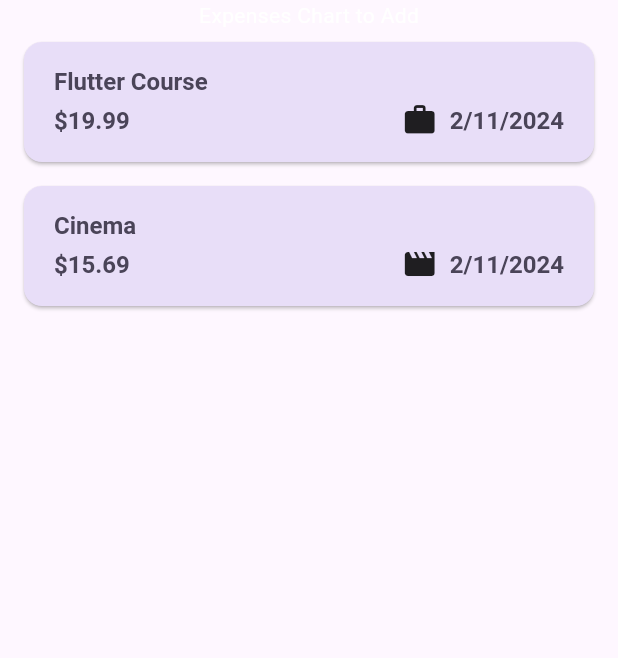
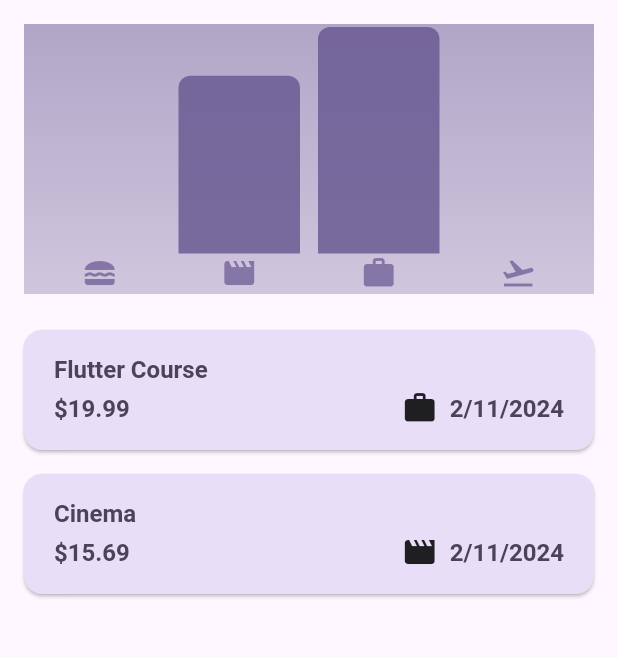
Before and after one commit to Md-Shoyab/Expense-tracker, a Flutter app: the screen it shows after launch, on a phone screen of 412 x 824 dp, the part 84-742 px from its top. Run offline on Flutter 3.47's test engine with Material 3 defaults, Android fonts, the phone set to English and light mode, and no system bars.

Commit message:
Fix Overflow Errors in Chart Class

```diff
--- a/lib/widgets/chart/chart.dart
+++ b/lib/widgets/chart/chart.dart
@@ -41,7 +41,7 @@ class Chart extends StatelessWidget {
         vertical: 2.0,
       ),
       width: double.infinity,
-      height: 20.0,
+      height: 180.0,
       decoration: BoxDecoration(
         gradient: LinearGradient(
           colors: [
--- a/lib/widgets/expenses.dart
+++ b/lib/widgets/expenses.dart
@@ -1,7 +1,9 @@
+import 'package:flutter/material.dart';
+
+import 'package:expense_trackers/models/expense.dart';
+import 'package:expense_trackers/widgets/chart/chart.dart';
+import 'package:expense_trackers/widgets/expenses_list/new_expense.dart';
 import 'package:expense_trackers/widgets/expenses_list/expenses_list.dart';
-import 'package:expense_trackers/models/expense.dart';
-import 'package:expense_trackers/widgets/expenses_list/new_expense.dart';
-import 'package:flutter/material.dart';
 
 class Expenses extends StatefulWidget {
   const Expenses({super.key});
@@ -89,7 +91,7 @@ class _ExpensesState extends State<Expenses> {
       ),
       body: Column(
         children: [
-          const Text('Expenses Chart to Add'),
+          Chart(expenses: _registeredExpenses),
           Expanded(child: mainContent),
         ],
       ),
```
Also changed, not shown: 1 other file.
